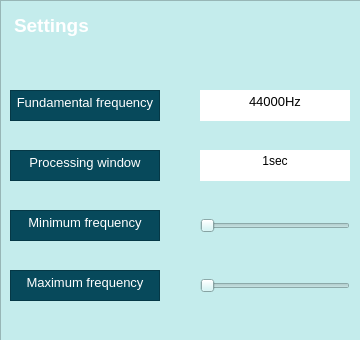
Above: Project/guiPages/SettingsPopUp.ui from AndBarata/Multimedia-Systems before the change. Below: the same form after it.
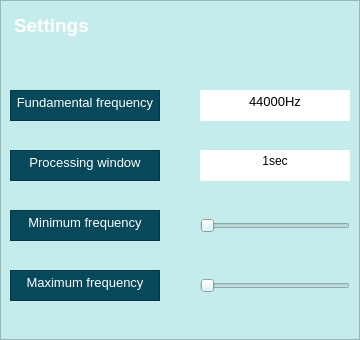
That is the form after the change.

```diff
--- a/Project/guiPages/SettingsPopUp.ui
+++ b/Project/guiPages/SettingsPopUp.ui
@@ -33,8 +33,8 @@
     <rect>
      <x>0</x>
      <y>0</y>
-     <width>390</width>
-     <height>360</height>
+     <width>360</width>
+     <height>340</height>
     </rect>
    </property>
    <property name="maximumSize">
```
Left out of the diff: 3 changed lines with no effect on the pictures.
